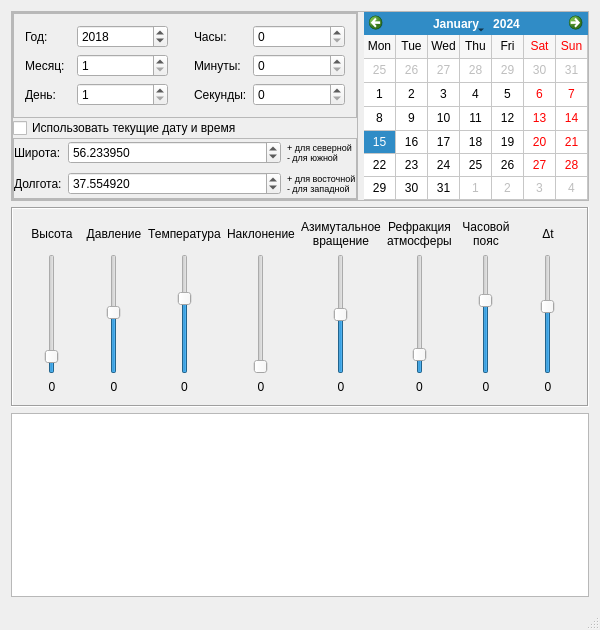
Qt form mainwindow.ui (Cyantooth/SolarPositionCalculator) before a commit.
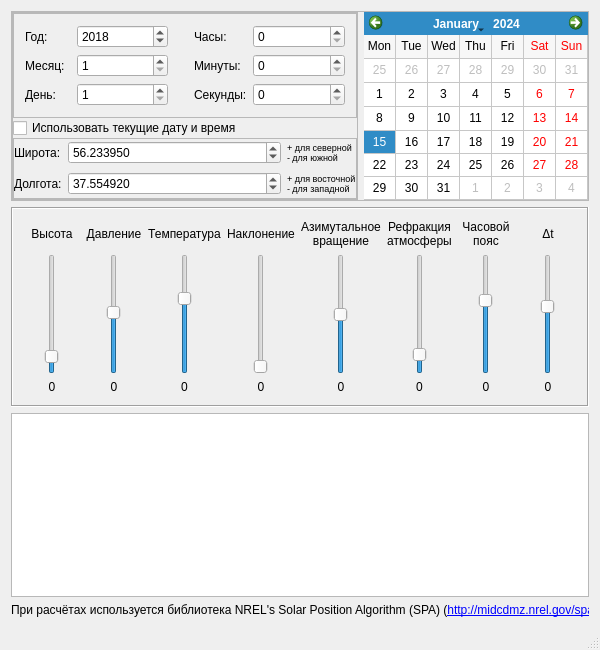
The same form after that commit.

Patch:
```diff
--- a/mainwindow.ui
+++ b/mainwindow.ui
@@ -7,7 +7,7 @@
     <x>0</x>
     <y>0</y>
     <width>600</width>
-    <height>630</height>
+    <height>650</height>
    </rect>
   </property>
   <property name="minimumSize">
@@ -797,6 +797,13 @@
       </property>
      </widget>
     </item>
+    <item>
+     <widget class="QLabel" name="label">
+      <property name="text">
+       <string>При расчётах используется библиотека NREL's Solar Position Algorithm (SPA) (&lt;a href=&quot;http://midcdmz.nrel.gov/spa/&quot;&gt;http://midcdmz.nrel.gov/spa/&lt;/a&gt;)</string>
+      </property>
+     </widget>
+    </item>
    </layout>
   </widget>
   <widget class="QStatusBar" name="statusBar"/>
```
